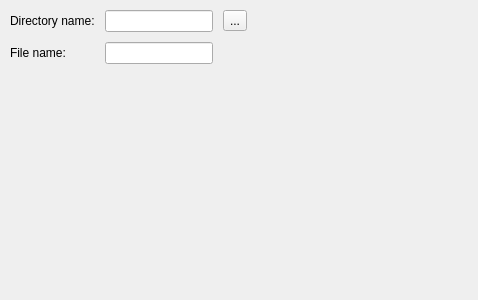
This is TonatiuhProject/plugins/PhotonMapExportDB/src/photonmapexportdbparameterswidget.ui in iat-cener/tonatiuh as Qt 5 draws it before an edit. The edited form follows.
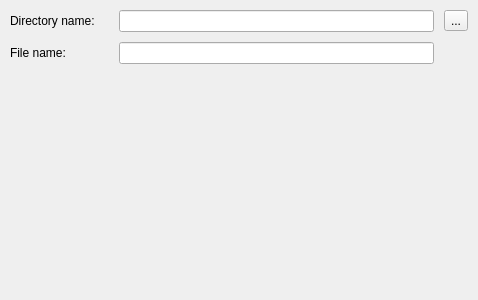
This is the edited form.

Diff of the .ui file:
```diff
--- a/TonatiuhProject/plugins/PhotonMapExportDB/src/photonmapexportdbparameterswidget.ui
+++ b/TonatiuhProject/plugins/PhotonMapExportDB/src/photonmapexportdbparameterswidget.ui
@@ -27,19 +27,6 @@
      </property>
     </widget>
    </item>
-   <item row="1" column="5">
-    <spacer name="horizontalSpacer">
-     <property name="orientation">
-      <enum>Qt::Horizontal</enum>
-     </property>
-     <property name="sizeHint" stdset="0">
-      <size>
-       <width>40</width>
-       <height>20</height>
-      </size>
-     </property>
-    </spacer>
-   </item>
    <item row="1" column="1" colspan="3">
     <widget class="QLineEdit" name="saveDirectoryDBLine"/>
    </item>
```
Left out of the diff: 20 changed lines with no effect on the pictures.
